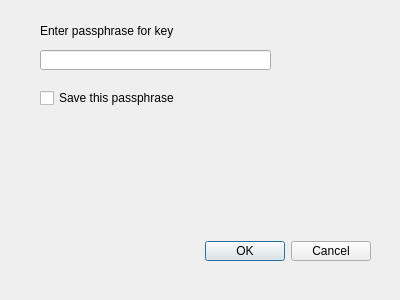
zmatsuo/pageant-, file passphrase.ui: the form before one commit.
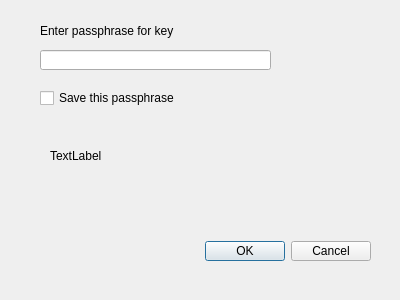
The form after the commit.

```diff
--- a/passphrase.ui
+++ b/passphrase.ui
@@ -62,6 +62,22 @@
     <string>Save this passphrase</string>
    </property>
   </widget>
+  <widget class="QLabel" name="label_2">
+   <property name="geometry">
+    <rect>
+     <x>50</x>
+     <y>130</y>
+     <width>231</width>
+     <height>51</height>
+    </rect>
+   </property>
+   <property name="text">
+    <string>TextLabel</string>
+   </property>
+   <property name="wordWrap">
+    <bool>true</bool>
+   </property>
+  </widget>
  </widget>
  <resources/>
  <connections>
```
